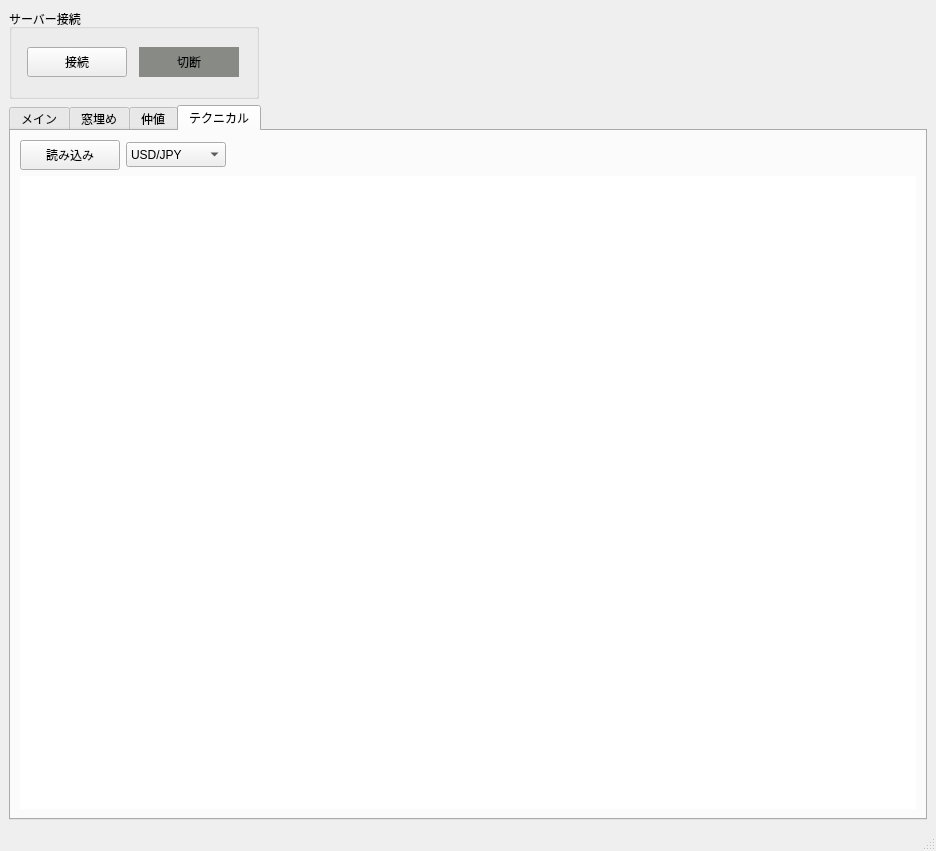
First picture: the form in trade_monitor/trade_monitor/gui_monitor.ui, repository takkin-takilog/namake-trader, before the edit.
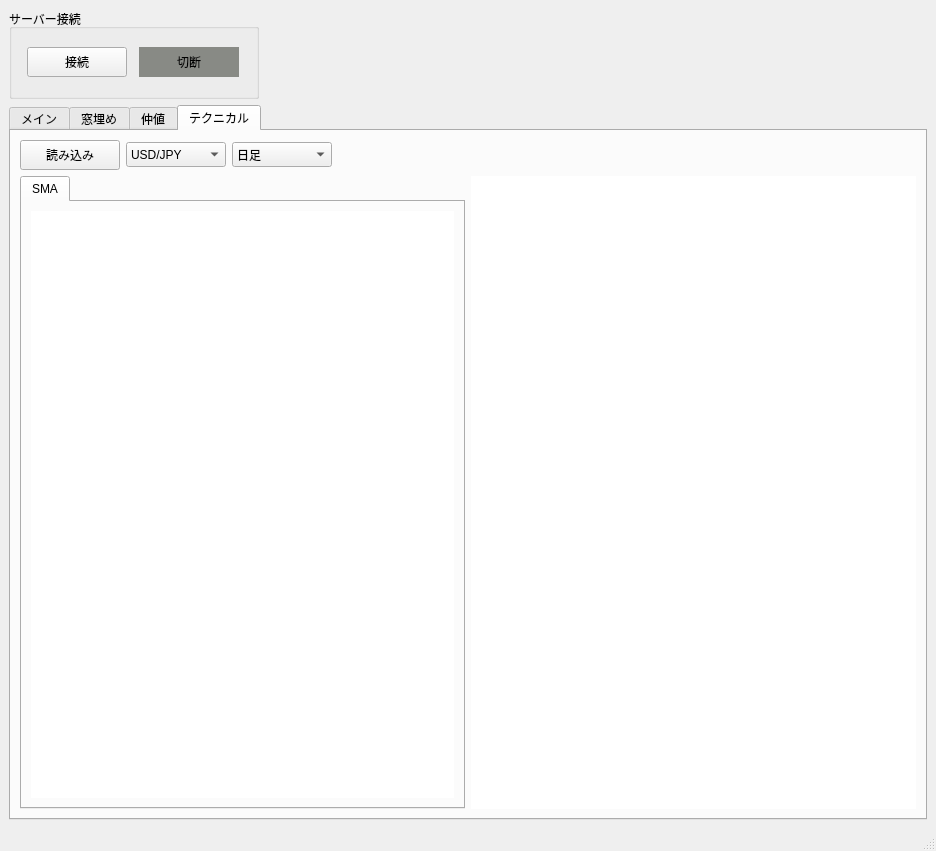
Second picture: the form after the edit.

What changed in the file:
```diff
--- a/trade_monitor/trade_monitor/gui_monitor.ui
+++ b/trade_monitor/trade_monitor/gui_monitor.ui
@@ -561,7 +561,7 @@
        <attribute name="title">
         <string>テクニカル</string>
        </attribute>
-       <layout class="QVBoxLayout" name="verticalLayout_5">
+       <layout class="QVBoxLayout" name="verticalLayout_6">
         <item>
          <layout class="QHBoxLayout" name="horizontalLayout_8">
           <item>
@@ -610,6 +610,27 @@
             </item>
            </widget>
           </item>
+          <item>
+           <widget class="QComboBox" name="comboBox_tech_gran">
+            <property name="sizePolicy">
+             <sizepolicy hsizetype="Fixed" vsizetype="Fixed">
+              <horstretch>0</horstretch>
+              <verstretch>0</verstretch>
+             </sizepolicy>
+            </property>
+            <property name="minimumSize">
+             <size>
+              <width>100</width>
+              <height>25</height>
+             </size>
+            </property>
+            <item>
+             <property name="text">
+              <string>日足</string>
+             </property>
+            </item>
+           </widget>
+          </item>
           <item>
            <spacer name="horizontalSpacer_6">
             <property name="orientation">
@@ -626,9 +647,38 @@
          </layout>
         </item>
         <item>
+         <layout class="QHBoxLayout" name="horizontalLayout_9">
+          <item>
+           <widget class="QTabWidget" name="tabWidget_2">
+            <property name="currentIndex">
+             <number>0</number>
+            </property>
+            <widget class="QWidget" name="sma">
+             <attribute name="title">
+              <string>SMA</string>
+             </attribute>
+             <layout class="QVBoxLayout" name="verticalLayout_5">
+              <item>
+               <widget class="QWidget" name="widget_TreeView_tech_sma" native="true">
+                <property name="sizePolicy">
+                 <sizepolicy hsizetype="Expanding" vsizetype="Expanding">
+                  <horstretch>0</horstretch>
+                  <verstretch>0</verstretch>
+                 </sizepolicy>
+                </property>
+                <property name="styleSheet">
+                 <string notr="true">background-color: rgb(255, 255, 255);</string>
+                </property>
+               </widget>
+              </item>
+             </layout>
+            </widget>
+           </widget>
+          </item>
+          <item>
          <widget class="QWidget" name="widget_ChartView_tech" native="true">
           <property name="enabled">
-           <bool>false</bool>
+             <bool>true</bool>
           </property>
           <property name="sizePolicy">
            <sizepolicy hsizetype="Expanding" vsizetype="Expanding">
@@ -640,6 +690,8 @@
            <string notr="true">background-color: rgb(255, 255, 255);</string>
           </property>
          </widget>
+          </item>
+         </layout>
         </item>
        </layout>
       </widget>
```
Left out of the diff: 2 changed lines with no effect on the pictures. Lines whose indentation alone changed are shown as unchanged.
